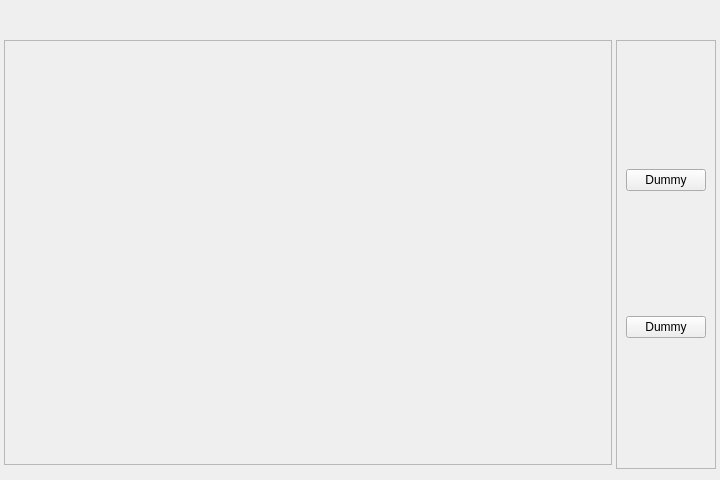
MathiasHouwen/FIIW_projects_bachelor, file Chaturaji/src/view/mainwindow.ui: the form before one commit.
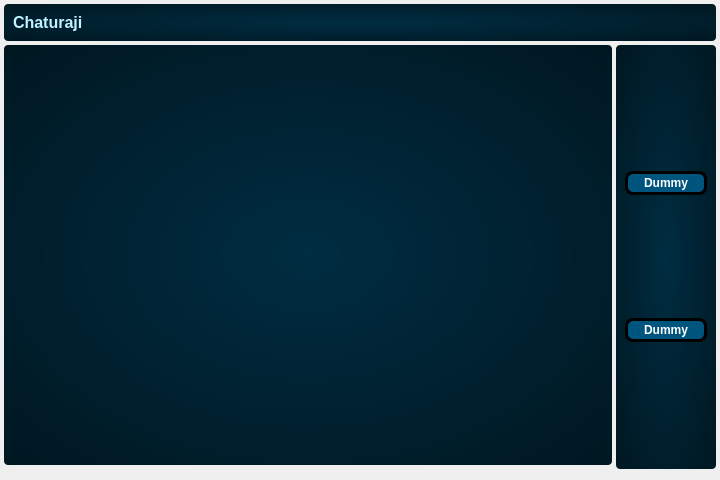
The form after the commit.

Commit message: css styling

```diff
--- a/Chaturaji/src/view/mainwindow.ui
+++ b/Chaturaji/src/view/mainwindow.ui
@@ -28,6 +28,27 @@
   <property name="autoFillBackground">
    <bool>true</bool>
   </property>
+  <property name="styleSheet">
+   <string notr="true">MainWindow{
+background-color: black;
+color: white;
+}
+QFrame{
+	background-color: qradialgradient(spread:reflect, cx:0.5, cy:0.5, radius:0.9, fx:0.499923, fy:0.5, stop:0 rgba(0, 45, 66, 255), stop:1 rgba(0, 17, 24, 255));
+	border-style: none;
+	border-radius: 4;
+}
+QPushButton{
+border-width:  3;
+border-style: solid;
+border-radius: 8;
+color: white;
+border-color: rgb(0, 0, 0);
+background-color: rgb(0, 85, 127);
+padding: 2 16;
+font-weight: bold;
+}</string>
+  </property>
   <layout class="QVBoxLayout" name="verticalLayout" stretch="0,0">
    <property name="spacing">
     <number>4</number>
@@ -42,19 +63,25 @@
     <number>4</number>
    </property>
    <item>
-    <widget class="QWidget" name="topBar" native="true">
-     <property name="sizePolicy">
-      <sizepolicy hsizetype="Expanding" vsizetype="Fixed">
-       <horstretch>0</horstretch>
-       <verstretch>0</verstretch>
-      </sizepolicy>
+    <widget class="QFrame" name="topBar">
+     <property name="frameShape">
+      <enum>QFrame::Shape::StyledPanel</enum>
      </property>
-     <property name="minimumSize">
-      <size>
-       <width>0</width>
-       <height>32</height>
-      </size>
+     <property name="frameShadow">
+      <enum>QFrame::Shadow::Raised</enum>
      </property>
+     <layout class="QHBoxLayout" name="horizontalLayout">
+      <item>
+       <widget class="QLabel" name="label">
+        <property name="styleSheet">
+         <string notr="true">background-color: none;</string>
+        </property>
+        <property name="text">
+         <string>&lt;html&gt;&lt;head/&gt;&lt;body&gt;&lt;p&gt;&lt;span style=&quot; font-size:12pt; font-weight:700; color:#c1f2ff;&quot;&gt;Chaturaji&lt;/span&gt;&lt;/p&gt;&lt;/body&gt;&lt;/html&gt;</string>
+        </property>
+       </widget>
+      </item>
+     </layout>
     </widget>
    </item>
    <item>
@@ -109,6 +136,9 @@
        <layout class="QVBoxLayout" name="verticalLayout_3">
         <item>
          <widget class="QPushButton" name="pushButton_2">
+          <property name="styleSheet">
+           <string notr="true"/>
+          </property>
           <property name="text">
            <string>Dummy</string>
           </property>
```
The commit also changes 1 other file.
